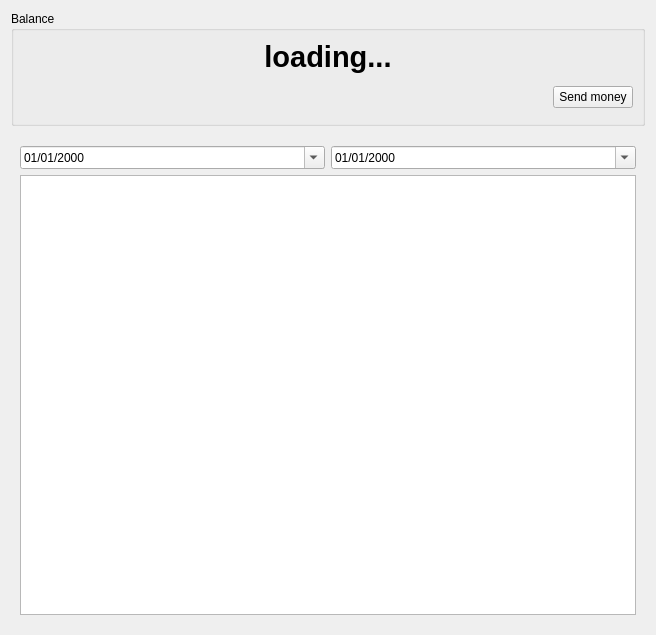
Above: src/sakia/gui/navigation/txhistory/txhistory.ui from duniter/sakia before the change. Below: the same form after it.
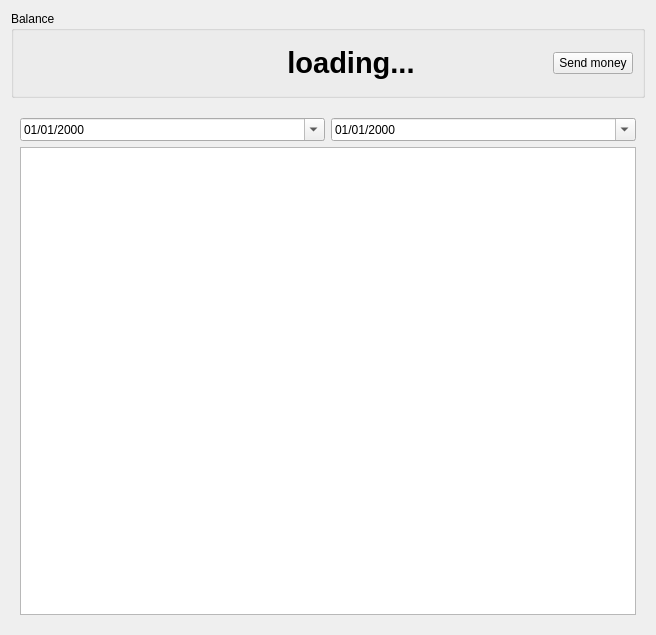
That is the form after the change. Icons and pictures are not drawn. Custom widgets are drawn as their Qt base class.

Patch:
```diff
--- a/src/sakia/gui/navigation/txhistory/txhistory.ui
+++ b/src/sakia/gui/navigation/txhistory/txhistory.ui
@@ -21,6 +21,37 @@
      </property>
      <layout class="QVBoxLayout" name="verticalLayout_4">
       <item>
+       <layout class="QHBoxLayout" name="horizontalLayout">
+        <property name="topMargin">
+         <number>6</number>
+        </property>
+        <item>
+         <spacer name="horizontalSpacer_3">
+          <property name="orientation">
+           <enum>Qt::Horizontal</enum>
+          </property>
+          <property name="sizeHint" stdset="0">
+           <size>
+            <width>40</width>
+            <height>20</height>
+           </size>
+          </property>
+         </spacer>
+        </item>
+        <item>
+         <spacer name="horizontalSpacer_2">
+          <property name="orientation">
+           <enum>Qt::Horizontal</enum>
+          </property>
+          <property name="sizeHint" stdset="0">
+           <size>
+            <width>40</width>
+            <height>20</height>
+           </size>
+          </property>
+         </spacer>
+        </item>
+        <item>
        <widget class="QLabel" name="label_balance">
         <property name="font">
          <font>
@@ -38,15 +69,13 @@
        </widget>
       </item>
       <item>
-       <layout class="QHBoxLayout" name="horizontalLayout">
-        <property name="topMargin">
-         <number>6</number>
-        </property>
-        <item>
          <spacer name="horizontalSpacer">
           <property name="orientation">
            <enum>Qt::Horizontal</enum>
           </property>
+          <property name="sizeType">
+           <enum>QSizePolicy::Expanding</enum>
+          </property>
           <property name="sizeHint" stdset="0">
            <size>
             <width>40</width>
```
Lines whose indentation alone changed are shown as unchanged.
